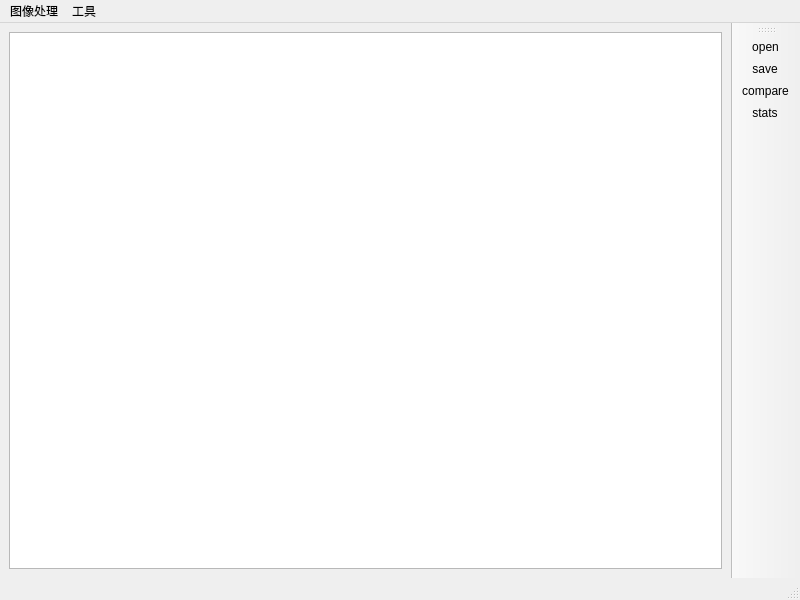
Qt form tools/imageeditor/ui/imageeditor_window.ui (xiaoqinxing/ImageTools) before a commit.
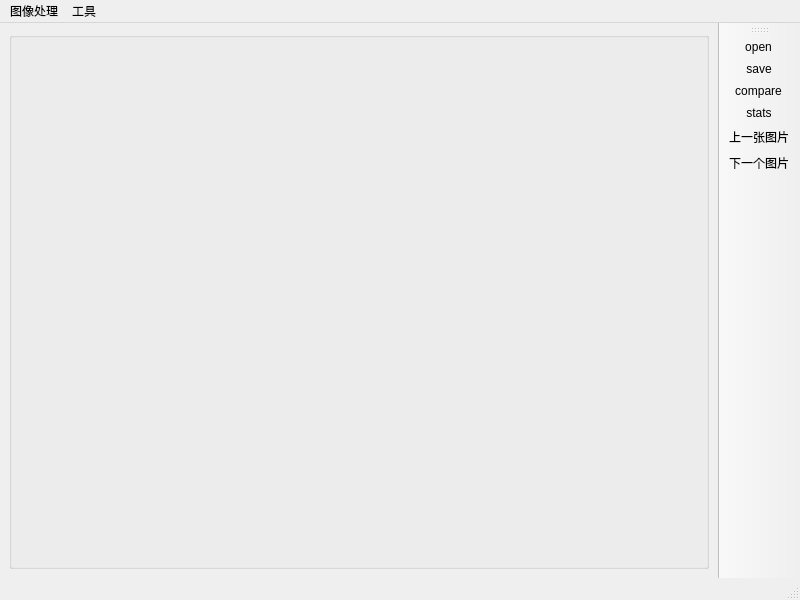
The same form after that commit. Icons and pictures are not drawn.

Commit message: 图片处理工具 ADD 增加切换图片的功能

Patch:
```diff
--- a/tools/imageeditor/ui/imageeditor_window.ui
+++ b/tools/imageeditor/ui/imageeditor_window.ui
@@ -30,36 +30,17 @@
    <set>QMainWindow::AllowTabbedDocks|QMainWindow::AnimatedDocks|QMainWindow::GroupedDragging|QMainWindow::VerticalTabs</set>
   </property>
   <widget class="QWidget" name="centralwidget">
-   <layout class="QGridLayout" name="gridLayout">
-    <item row="0" column="1" rowspan="3">
-     <widget class="QGraphicsView" name="graphicsView">
-      <property name="mouseTracking">
-       <bool>true</bool>
+   <layout class="QGridLayout" name="gridLayout_2">
+    <item row="0" column="0">
+     <widget class="QGroupBox" name="photo_title">
+      <property name="title">
+       <string/>
       </property>
-      <property name="acceptDrops">
-       <bool>true</bool>
-      </property>
-      <property name="toolTipDuration">
-       <number>-1</number>
-      </property>
-      <property name="verticalScrollBarPolicy">
-       <enum>Qt::ScrollBarAsNeeded</enum>
-      </property>
-      <property name="horizontalScrollBarPolicy">
-       <enum>Qt::ScrollBarAsNeeded</enum>
-      </property>
-      <property name="sizeAdjustPolicy">
-       <enum>QAbstractScrollArea::AdjustToContents</enum>
-      </property>
-      <property name="dragMode">
-       <enum>QGraphicsView::ScrollHandDrag</enum>
-      </property>
-      <property name="transformationAnchor">
-       <enum>QGraphicsView::AnchorViewCenter</enum>
-      </property>
-      <property name="resizeAnchor">
-       <enum>QGraphicsView::AnchorViewCenter</enum>
-      </property>
+      <layout class="QGridLayout" name="gridLayout_3">
+       <item row="0" column="0">
+        <layout class="QGridLayout" name="gridLayout"/>
+       </item>
+      </layout>
      </widget>
     </item>
    </layout>
@@ -128,6 +109,8 @@
    <addaction name="saveimage"/>
    <addaction name="compareimage"/>
    <addaction name="actionstats"/>
+   <addaction name="prephoto"/>
+   <addaction name="nextphoto"/>
   </widget>
   <action name="historgram">
    <property name="text">
@@ -233,6 +216,24 @@
     <string>水印制作</string>
    </property>
   </action>
+  <action name="nextphoto">
+   <property name="icon">
+    <iconset resource="../../../components/resource.qrc">
+     <normaloff>:/tool_icon/resource/down.png</normaloff>:/tool_icon/resource/down.png</iconset>
+   </property>
+   <property name="text">
+    <string>下一个图片</string>
+   </property>
+  </action>
+  <action name="prephoto">
+   <property name="icon">
+    <iconset resource="../../../components/resource.qrc">
+     <normaloff>:/tool_icon/resource/up.png</normaloff>:/tool_icon/resource/up.png</iconset>
+   </property>
+   <property name="text">
+    <string>上一张图片</string>
+   </property>
+  </action>
  </widget>
  <resources>
   <include location="../../../components/resource.qrc"/>
```
Left out of the diff: 2 changed lines with no effect on the pictures. The commit also changes 2 other files.
